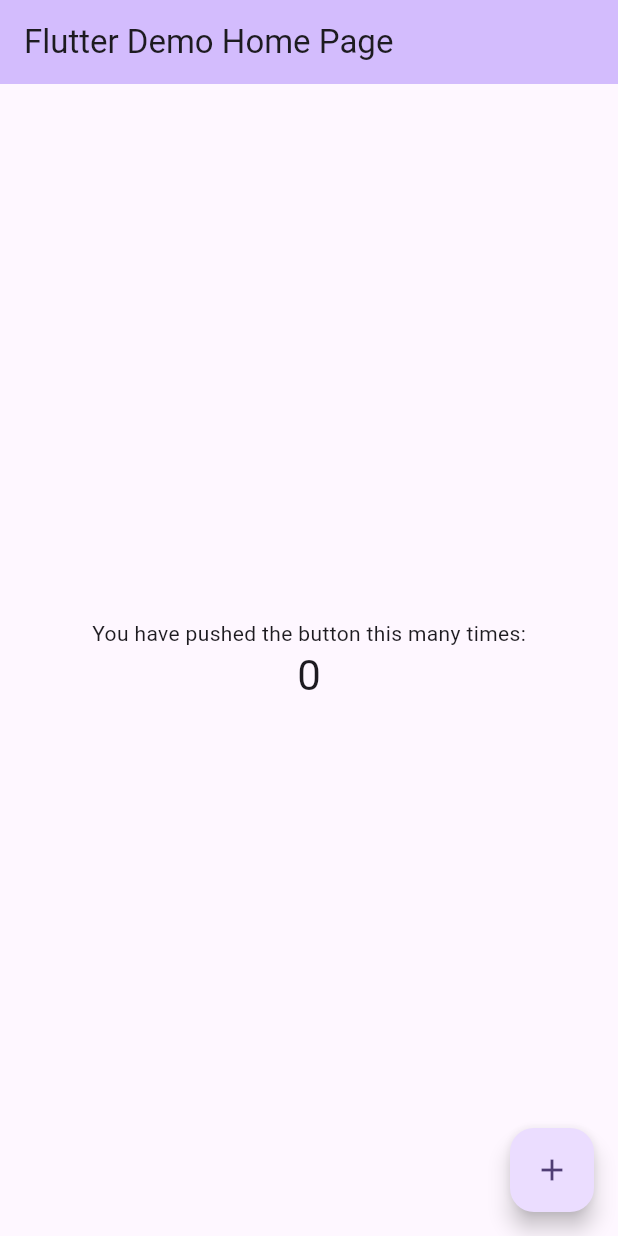
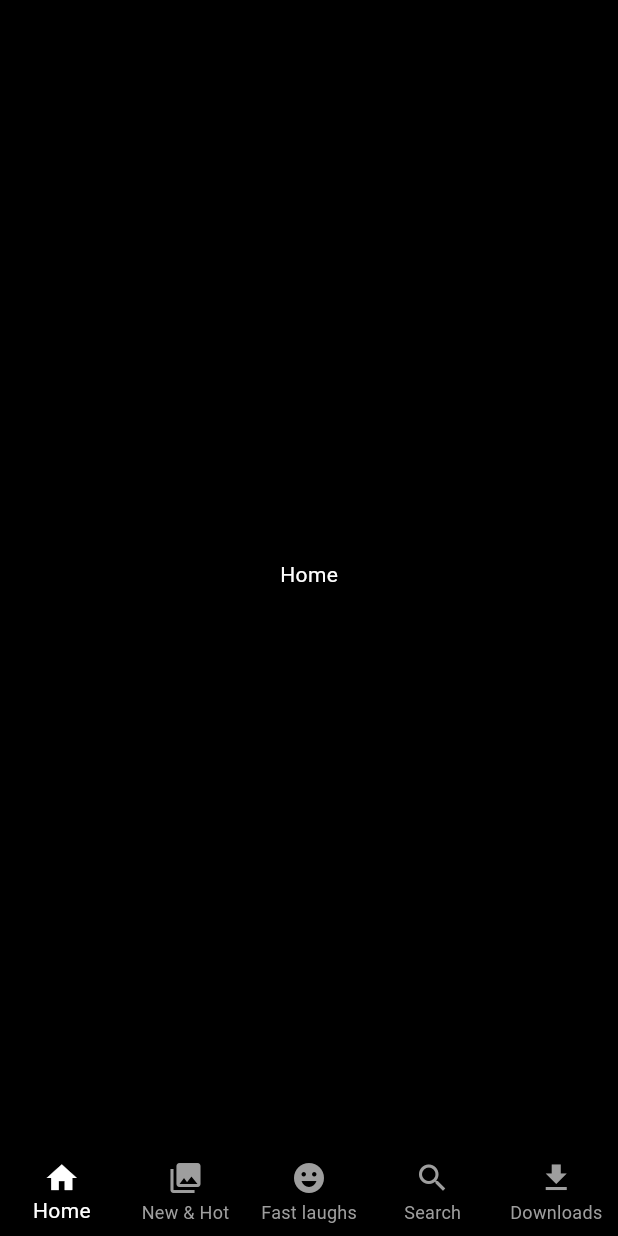
Before and after one commit to Don-sunny/Netflix-Clone-Flutter, a Flutter app: the screen it shows after launch, on a phone screen of 412 x 824 dp. Run offline on Flutter 3.47's test engine with Material 2 defaults, Android fonts, the phone set to English and light mode, and no system bars.

Commit message:
Bottom Navigation Bar Completed

```diff
--- /dev/null
+++ b/lib/core/colors.dart/colors.dart
@@ -0,0 +1,3 @@
+import 'package:flutter/material.dart';
+
+const backgroundColor = Colors.black;
--- a/lib/main.dart
+++ b/lib/main.dart
@@ -1,4 +1,6 @@
 import 'package:flutter/material.dart';
+import 'package:netflix_project/core/colors.dart/colors.dart';
+import 'package:netflix_project/presentation/main_page/widgets/screen_main_page.dart';
 
 void main() {
   runApp(const MyApp());
@@ -7,114 +9,20 @@ void main() {
 class MyApp extends StatelessWidget {
   const MyApp({super.key});
 
-  // This widget is the root of your application.
   @override
   Widget build(BuildContext context) {
     return MaterialApp(
-      title: 'Flutter Demo',
       theme: ThemeData(
-        // This is the theme of your application.
-        //
-        // TRY THIS: Try running your application with "flutter run". You'll see
-        // the application has a blue toolbar. Then, without quitting the app,
-        // try changing the seedColor in the colorScheme below to Colors.green
-        // and then invoke "hot reload" (save your changes or press the "hot
-        // reload" button in a Flutter-supported IDE, or press "r" if you used
-        // the command line to start the app).
-        //
-        // Notice that the counter didn't reset back to zero; the application
-        // state is not lost during the reload. To reset the state, use hot
-        // restart instead.
-        //
-        // This works for code too, not just values: Most code changes can be
-        // tested with just a hot reload.
-        colorScheme: ColorScheme.fromSeed(seedColor: Colors.deepPurple),
+        primarySwatch: Colors.blue,
+        scaffoldBackgroundColor: backgroundColor,
+        colorScheme: const ColorScheme.dark(background: backgroundColor),
         useMaterial3: true,
+        textTheme: const TextTheme(
+          bodyLarge: TextStyle(color: Colors.white),
+          bodyMedium: TextStyle(color: Colors.white),
+        ),
       ),
-      home: const MyHomePage(title: 'Flutter Demo Home Page'),
+      home: ScreenMainPage(),
     );
   }
 }
-
-class MyHomePage extends StatefulWidget {
-  const MyHomePage({super.key, required this.title});
-
-  // This widget is the home page of your application. It is stateful, meaning
-  // that it has a State object (defined below) that contains fields that affect
-  // how it looks.
-
-  // This class is the configuration for the state. It holds the values (in this
-  // case the title) provided by the parent (in this case the App widget) and
-  // used by the build method of the State. Fields in a Widget subclass are
-  // always marked "final".
-
-  final String title;
-
-  @override
-  State<MyHomePage> createState() => _MyHomePageState();
-}
-
-class _MyHomePageState extends State<MyHomePage> {
-  int _counter = 0;
-
-  void _incrementCounter() {
-    setState(() {
-      _counter++;
-    });
-  }
-
-  @override
-  Widget build(BuildContext context) {
-    // This method is rerun every time setState is called, for instance as done
-    // by the _incrementCounter method above.
-    //
-    // The Flutter framework has been optimized to make rerunning build methods
-    // fast, so that you can just rebuild anything that needs updating rather
-    // than having to individually change instances of widgets.
-    return Scaffold(
-      appBar: AppBar(
-        // TRY THIS: Try changing the color here to a specific color (to
-        // Colors.amber, perhaps?) and trigger a hot reload to see the AppBar
-        // change color while the other colors stay the same.
-        backgroundColor: Theme.of(context).colorScheme.inversePrimary,
-        // Here we take the value from the MyHomePage object that was created by
-        // the App.build method, and use it to set our appbar title.
-        title: Text(widget.title),
-      ),
-      body: Center(
-        // Center is a layout widget. It takes a single child and positions it
-        // in the middle of the parent.
-        child: Column(
-          // Column is also a layout widget. It takes a list of children and
-          // arranges them vertically. By default, it sizes itself to fit its
-          // children horizontally, and tries to be as tall as its parent.
-          //
-          // Column has various properties to control how it sizes itself and
-          // how it positions its children. Here we use mainAxisAlignment to
-          // center the children vertically; the main axis here is the vertical
-          // axis because Columns are vertical (the cross axis would be
-          // horizontal).
-          //
-          // TRY THIS: Invoke "debug painting" (choose the "Toggle Debug Paint"
-          // action in the IDE, or press "p" in the console), to see the
-          // wireframe for each widget.
-          mainAxisAlignment: MainAxisAlignment.center,
-          children: <Widget>[
-            const Text(
-              'You have pushed the button this many times:',
-            ),
-            Text(
-              '$_counter',
-              style: Theme.of(context).textTheme.headlineMedium,
-            ),
-          ],
-        ),
-      ),
-      floatingActionButton: FloatingActionButton(
-        onPressed: _incrementCounter,
-        tooltip: 'Increment',
-        child: const Icon(Icons.add),
-      ), // This trailing comma makes auto-formatting nicer for build methods.
-    );
-  }
-}
--- /dev/null
+++ b/lib/presentation/downloads/widgets/scareen_downloads.dart
@@ -0,0 +1,12 @@
+import 'package:flutter/material.dart';
+
+class ScreenDownloads extends StatelessWidget {
+  const ScreenDownloads({super.key});
+
+  @override
+  Widget build(BuildContext context) {
+    return const Scaffold(
+      body: Center(child: Text('Screen downloads')),
+    );
+  }
+}
--- /dev/null
+++ b/lib/presentation/fast_laugh/screen_fast_laugh.dart
@@ -0,0 +1,14 @@
+import 'package:flutter/material.dart';
+
+class ScreenFastLaugh extends StatelessWidget {
+  const ScreenFastLaugh({super.key});
+
+  @override
+  Widget build(BuildContext context) {
+    return const Scaffold(
+      body: Center(
+        child: Text('Screen fast laugh'),
+      ),
+    );
+  }
+}
--- /dev/null
+++ b/lib/presentation/home/screen_home.dart
@@ -0,0 +1,14 @@
+import 'package:flutter/material.dart';
+
+class ScreenHome extends StatelessWidget {
+  const ScreenHome({super.key});
+
+  @override
+  Widget build(BuildContext context) {
+    return const Scaffold(
+      body: Center(
+        child: Text('Home'),
+      ),
+    );
+  }
+}
--- /dev/null
+++ b/lib/presentation/main_page/widgets/bottom_nav.dart
@@ -0,0 +1,54 @@
+import 'package:flutter/material.dart';
+
+ValueNotifier<int> indexChangeNotifier = ValueNotifier(0);
+
+class BottomNavigationWidget extends StatelessWidget {
+  const BottomNavigationWidget({super.key});
+
+  @override
+  Widget build(BuildContext context) {
+    return ValueListenableBuilder(
+      valueListenable: indexChangeNotifier,
+      builder: (BuildContext context, int newIndex, _) {
+        return BottomNavigationBar(
+          onTap: (index) {
+            indexChangeNotifier.value = index;
+          },
+          currentIndex: newIndex,
+          backgroundColor: Colors.black,
+          selectedItemColor: Colors.white,
+          unselectedItemColor: Colors.grey,
+          type: BottomNavigationBarType.fixed,
+          selectedIconTheme: const IconThemeData(
+            color: Colors.white,
+          ),
+          unselectedIconTheme: const IconThemeData(
+            color: Colors.grey,
+          ),
+          items: const [
+            BottomNavigationBarItem(
+              icon: Icon(Icons.home),
+              label: 'Home',
+            ),
+            BottomNavigationBarItem(
+              icon: Icon(Icons.collections),
+              label: 'New & Hot',
+            ),
+            BottomNavigationBarItem(
+              icon: Icon(Icons.emoji_emotions),
+              label: 'Fast laughs',
+            ),
+            BottomNavigationBarItem(
+              icon: Icon(Icons.search),
+              label: 'Search',
+            ),
+            BottomNavigationBarItem(
+              icon: Icon(Icons.download),
+              label: 'Downloads',
+            ),
+          ],
+        );
+      },
+    );
+  }
+}
--- /dev/null
+++ b/lib/presentation/main_page/widgets/screen_main_page.dart
@@ -0,0 +1,32 @@
+import 'package:flutter/material.dart';
+import 'package:netflix_project/presentation/downloads/widgets/scareen_downloads.dart';
+import 'package:netflix_project/presentation/fast_laugh/screen_fast_laugh.dart';
+import 'package:netflix_project/presentation/home/screen_home.dart';
+import 'package:netflix_project/presentation/main_page/widgets/bottom_nav.dart';
+import 'package:netflix_project/presentation/new_and_hot/screen_new_and_%20hot.dart';
+import 'package:netflix_project/presentation/search/screen_search.dart';
+
+class ScreenMainPage extends StatelessWidget {
+  ScreenMainPage({super.key});
+
+  final _pages = [
+    const ScreenHome(),
+    const ScreenNewAndHot(),
+    const ScreenFastLaugh(),
+    const ScreenSearch(),
+    const ScreenDownloads(),
+  ];
+
+  @override
+  Widget build(BuildContext context) {
+    return Scaffold(
+      body: ValueListenableBuilder(
+        valueListenable: indexChangeNotifier,
+        builder: (BuildContext context, int index, _) {
+          return _pages[index];
+        },
+      ),
+      bottomNavigationBar: const BottomNavigationWidget(),
+    );
+  }
+}
--- /dev/null
+++ b/lib/presentation/new_and_hot/screen_new_and_ hot.dart
@@ -0,0 +1,14 @@
+import 'package:flutter/material.dart';
+
+class ScreenNewAndHot extends StatelessWidget {
+  const ScreenNewAndHot({super.key});
+
+  @override
+  Widget build(BuildContext context) {
+    return const Scaffold(
+      body: Center(
+        child: Text('Screen new and hot'),
+      ),
+    );
+  }
+}
--- /dev/null
+++ b/lib/presentation/search/screen_search.dart
@@ -0,0 +1,14 @@
+import 'package:flutter/material.dart';
+
+class ScreenSearch extends StatelessWidget {
+  const ScreenSearch({super.key});
+
+  @override
+  Widget build(BuildContext context) {
+    return const Scaffold(
+      body: Center(
+        child: Text('Screen search'),
+      ),
+    );
+  }
+}
```
